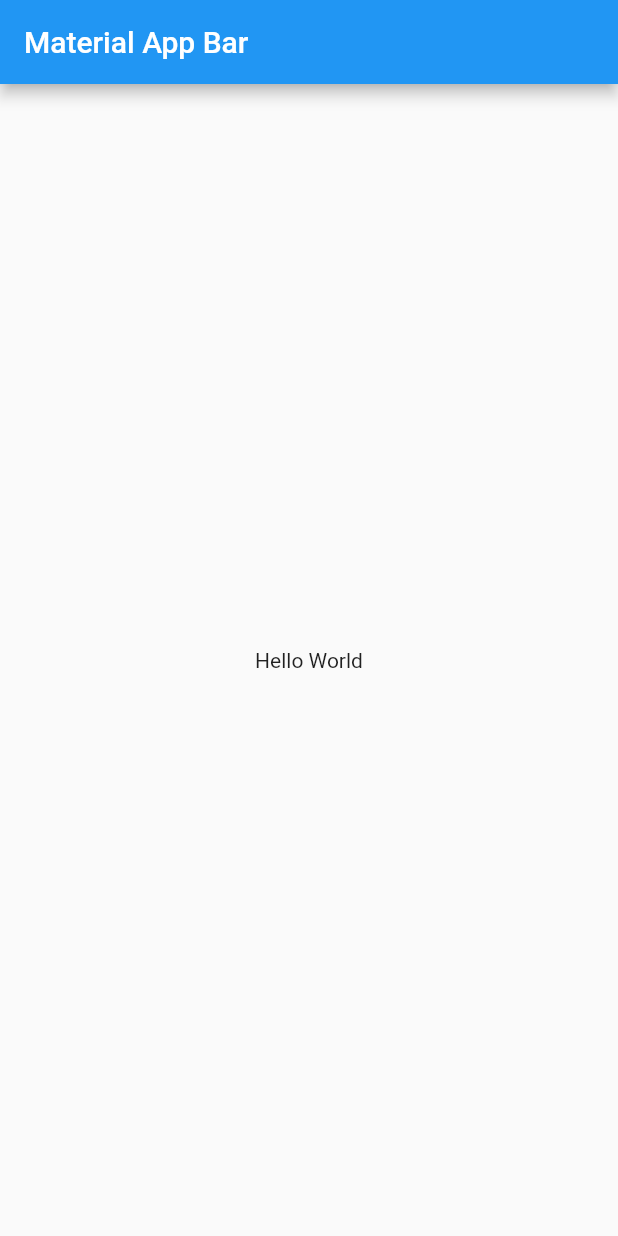
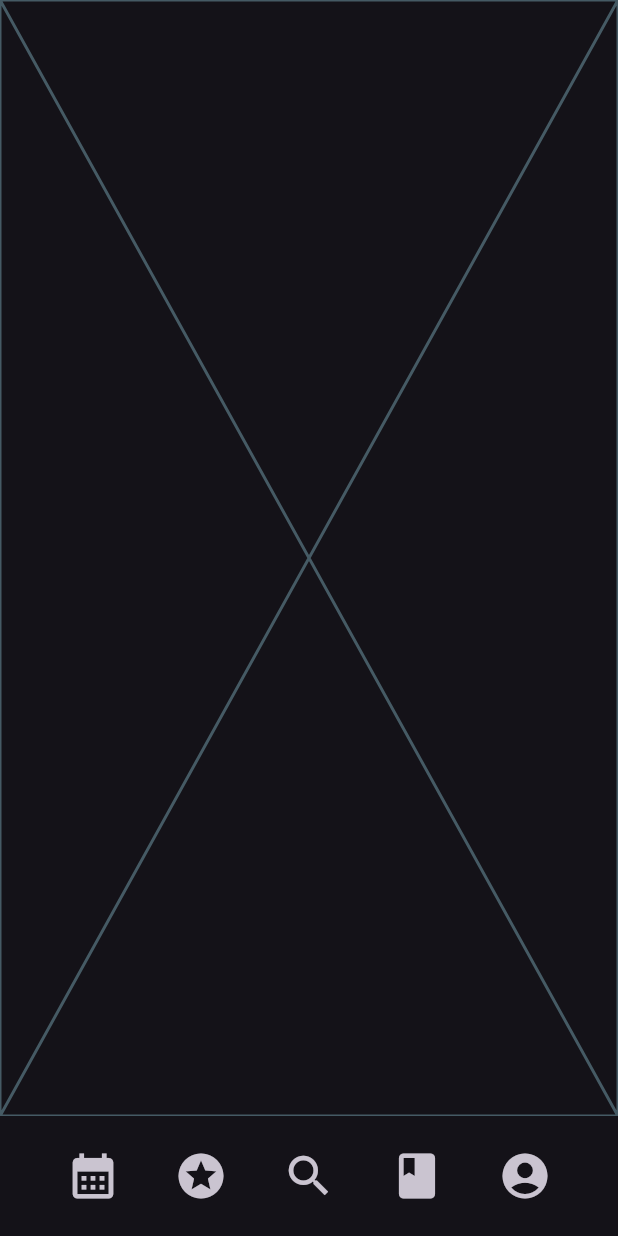
Before and after one commit to Caresle-Archive/manga_minus, a Flutter app: the screen it shows after launch, on a phone screen of 412 x 824 dp. Run offline on Flutter 3.47's test engine with Material 2 defaults, Android fonts, the light colour scheme and no system bars.

Commit message:
Add bottom bar

```diff
--- /dev/null
+++ b/lib/config/theme/app_theme.dart
@@ -0,0 +1,9 @@
+import 'package:flutter/material.dart';
+
+class AppTheme {
+  ThemeData theme() {
+    return ThemeData.dark(
+      useMaterial3: true
+    );
+  }
+}
--- a/lib/main.dart
+++ b/lib/main.dart
@@ -1,4 +1,7 @@
 import 'package:flutter/material.dart';
+import 'package:manga_minus/config/theme/app_theme.dart';
+import 'package:manga_minus/screens/screen_home.dart';
+import 'package:manga_minus/widgets/navigation/navigation_menu.dart';
 
 void main() => runApp(const MyApp());
 
@@ -8,14 +11,11 @@ class MyApp extends StatelessWidget {
   @override
   Widget build(BuildContext context) {
     return MaterialApp(
-      title: 'Material App',
-      home: Scaffold(
-        appBar: AppBar(
-          title: const Text('Material App Bar'),
-        ),
-        body: const Center(
-          child: Text('Hello World'),
-        ),
+      theme: AppTheme().theme(),
+      title: 'Manga Minus',
+      home: const Scaffold(
+        bottomNavigationBar: NavigationMenu(),
+        body: ScreenHome()
       ),
     );
   }
--- /dev/null
+++ b/lib/screens/screen_home.dart
@@ -0,0 +1,10 @@
+import 'package:flutter/material.dart';
+
+class ScreenHome extends StatelessWidget {
+  const ScreenHome({super.key});
+
+  @override
+  Widget build(BuildContext context) {
+    return const Placeholder();
+  }
+}
--- /dev/null
+++ b/lib/widgets/navigation/navigation_item.dart
@@ -0,0 +1,19 @@
+import 'package:flutter/material.dart';
+
+class NavigationItem extends StatelessWidget {
+  final Icon icon;
+
+  const NavigationItem({
+    super.key,
+    required this.icon,
+  });
+
+  @override
+  Widget build(BuildContext context) {
+    return IconButton(
+      onPressed: () {},
+      icon: icon,
+      iconSize: 36,
+    );
+  }
+}
--- /dev/null
+++ b/lib/widgets/navigation/navigation_menu.dart
@@ -0,0 +1,24 @@
+import 'package:flutter/material.dart';
+import 'package:manga_minus/widgets/navigation/navigation_item.dart';
+
+class NavigationMenu extends StatelessWidget {
+  const NavigationMenu({super.key});
+
+  @override
+  Widget build(BuildContext context) {
+    final colors = Theme.of(context).colorScheme;
+    return BottomAppBar(
+      color: colors.background,
+      child: const Row(
+        mainAxisAlignment: MainAxisAlignment.spaceEvenly,
+        children: [
+          NavigationItem(icon: Icon(Icons.calendar_month)),
+          NavigationItem(icon: Icon(Icons.stars)),
+          NavigationItem(icon: Icon(Icons.search)),
+          NavigationItem(icon: Icon(Icons.book)),
+          NavigationItem(icon: Icon(Icons.account_circle)),
+        ],
+      ),
+    );
+  }
+}
```
